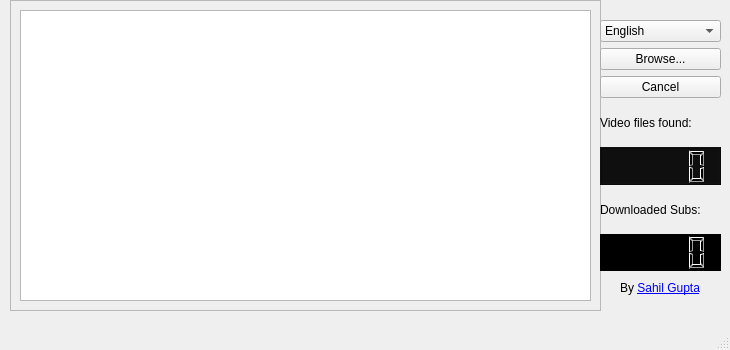
Above: src/gui/mainwindow.ui from moxz/pysubd before the change. Below: the same form after it.
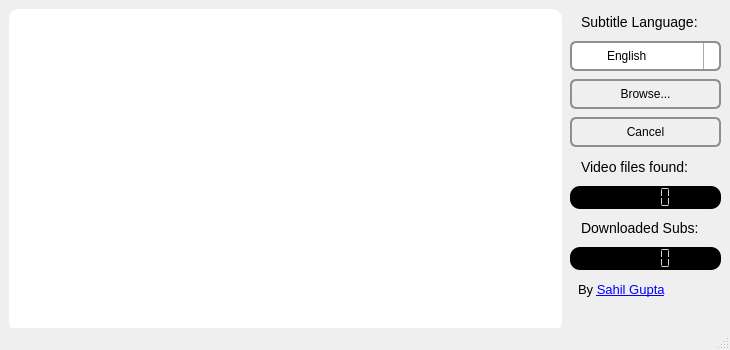
That is the form after the change. Icons and pictures are not drawn.

The edit to the form file:
```diff
--- a/src/gui/mainwindow.ui
+++ b/src/gui/mainwindow.ui
@@ -38,6 +38,77 @@
    <iconset resource="resourcefile.qrc">
     <normaloff>:/images/Pi-symbol.svg</normaloff>:/images/Pi-symbol.svg</iconset>
   </property>
+  <property name="styleSheet">
+   <string notr="true">QFrame,  QToolTip {
+     border-radius: 10px;
+     font: 13px;
+}
+
+QLabel {
+font: 14px;
+padding-left: 8px;
+padding-right: 0px;
+}
+
+QTextEdit, QListView {
+     background-color: white;}
+
+ QPushButton {
+	padding: 6px;
+     border: 2px solid #8f8f91;
+     border-radius: 6px;
+     background-color: qlineargradient(x1: 0, y1: 0, x2: 0, y2: 1,
+                                       stop: 0 #f6f7fa, stop: 1 #dadbde);
+     min-width: 80px;
+ }
+
+ QPushButton:pressed {
+     background-color: qlineargradient(x1: 0, y1: 0, x2: 0, y2: 1,
+                                       stop: 0 #dadbde, stop: 1 #f6f7fa);
+ }
+
+ QPushButton:flat {
+     border: none; /* no border for a flat push button */
+ }
+
+QComboBox {
+     border: 2px solid #8f8f91;
+     border-radius: 6px;
+	 padding: 5px 0px 5px 35px;
+     min-width: 80px;
+     background-color: qlineargradient(x1: 0, y1: 0, x2: 0, y2: 1,
+                                       stop: 0 #f6f7fa, stop: 1 #dadbde);
+ }
+
+
+ /* QComboBox gets the &quot;on&quot; state when the popup is open */
+ QComboBox:!editable:on, QComboBox::drop-down:editable:on {
+     background: qlineargradient(x1: 0, y1: 0, x2: 0, y2: 1,
+                                 stop: 0 #D3D3D3, stop: 0.4 #D8D8D8,
+                                 stop: 0.5 #DDDDDD, stop: 1.0 #E1E1E1);
+ }
+
+ QComboBox::drop-down {
+     subcontrol-origin: padding;
+     subcontrol-position: top right;
+     width: 15px;
+
+     border-left-width: 1px;
+     border-left-color: darkgray;
+     border-left-style: solid; /* just a single line */
+     border-top-right-radius: 6px; /* same radius as the QComboBox */
+     border-bottom-right-radius: 6px;
+ }
+
+ QComboBox QAbstractItemView {
+     border: 2px solid darkgray;
+     selection-background-color: lightgray;
+ }
+
+QLCDNumber{
+    color: lightgray;
+}</string>
+  </property>
   <widget class="QWidget" name="centralwidget">
    <property name="acceptDrops">
     <bool>true</bool>
@@ -45,15 +116,18 @@
    <widget class="QScrollArea" name="scrollArea">
     <property name="geometry">
      <rect>
-      <x>10</x>
+      <x>0</x>
       <y>0</y>
-      <width>591</width>
-      <height>311</height>
+      <width>571</width>
+      <height>341</height>
      </rect>
     </property>
     <property name="acceptDrops">
      <bool>true</bool>
     </property>
+    <property name="styleSheet">
+     <string notr="true"/>
+    </property>
     <property name="frameShadow">
      <enum>QFrame::Plain</enum>
     </property>
@@ -68,8 +142,8 @@
       <rect>
        <x>0</x>
        <y>0</y>
-       <width>587</width>
-       <height>307</height>
+       <width>571</width>
+       <height>341</height>
       </rect>
      </property>
      <layout class="QVBoxLayout" name="verticalLayout_2">
@@ -83,13 +157,12 @@
         </property>
         <property name="maximumSize">
          <size>
-          <width>720</width>
+          <width>730</width>
           <height>16777215</height>
          </size>
         </property>
         <property name="styleSheet">
-         <string notr="true">font: 10pt &quot;Serif&quot;;
-gridline-color: qconicalgradient(cx:0.5, cy:0.5, angle:0, stop:0 rgba(255, 255, 255, 255), stop:0.373979 rgba(255, 255, 255, 255), stop:0.373991 rgba(33, 30, 255, 255), stop:0.624018 rgba(33, 30, 255, 255), stop:0.624043 rgba(255, 0, 0, 255), stop:1 rgba(255, 0, 0, 255));</string>
+         <string notr="true"/>
         </property>
         <property name="lineWidth">
          <number>0</number>
@@ -102,13 +175,23 @@
    <widget class="QWidget" name="layoutWidget">
     <property name="geometry">
      <rect>
-      <x>600</x>
-      <y>20</y>
-      <width>121</width>
-      <height>251</height>
+      <x>570</x>
+      <y>10</y>
+      <width>151</width>
+      <height>291</height>
      </rect>
     </property>
     <layout class="QVBoxLayout" name="verticalLayout">
+     <property name="spacing">
+      <number>8</number>
+     </property>
+     <item>
+      <widget class="QLabel" name="label_2">
+       <property name="text">
+        <string>Subtitle Language:</string>
+       </property>
+      </widget>
+     </item>
      <item>
       <widget class="QComboBox" name="lang_selector">
        <item>
@@ -152,6 +235,9 @@
      </item>
      <item>
       <widget class="QPushButton" name="cancelButton">
+       <property name="styleSheet">
+        <string notr="true"/>
+       </property>
        <property name="text">
         <string>Cancel</string>
        </property>
@@ -166,12 +252,24 @@
      </item>
      <item>
       <widget class="QLCDNumber" name="foundlcdNumber">
+       <property name="minimumSize">
+        <size>
+         <width>131</width>
+         <height>0</height>
+        </size>
+       </property>
        <property name="styleSheet">
-        <string notr="true">background-color: rgb(15, 15, 15);</string>
+        <string notr="true">background-color: rgb(0, 0, 0);</string>
+       </property>
+       <property name="lineWidth">
+        <number>1</number>
        </property>
        <property name="numDigits">
         <number>5</number>
        </property>
+       <property name="segmentStyle">
+        <enum>QLCDNumber::Flat</enum>
+       </property>
       </widget>
      </item>
      <item>
@@ -192,35 +290,41 @@
        <property name="numDigits">
         <number>5</number>
        </property>
+       <property name="segmentStyle">
+        <enum>QLCDNumber::Flat</enum>
+       </property>
       </widget>
      </item>
-    </layout>
-   </widget>
-   <widget class="QLabel" name="authorLabel">
-    <property name="geometry">
-     <rect>
-      <x>620</x>
-      <y>280</y>
-      <width>101</width>
-      <height>16</height>
-     </rect>
-    </property>
-    <property name="minimumSize">
-     <size>
-      <width>0</width>
-      <height>0</height>
-     </size>
-    </property>
-    <property name="text">
-     <string>&lt;!DOCTYPE HTML PUBLIC &quot;-//W3C//DTD HTML 4.0//EN&quot; &quot;http://www.w3.org/TR/REC-html40/strict.dtd&quot;&gt;
+     <item>
+      <widget class="QLabel" name="authorLabel">
+       <property name="minimumSize">
+        <size>
+         <width>0</width>
+         <height>0</height>
+        </size>
+       </property>
+       <property name="lineWidth">
+        <number>0</number>
+       </property>
+       <property name="text">
+        <string>&lt;!DOCTYPE HTML PUBLIC &quot;-//W3C//DTD HTML 4.0//EN&quot; &quot;http://www.w3.org/TR/REC-html40/strict.dtd&quot;&gt;
 &lt;html&gt;&lt;head&gt;&lt;meta name=&quot;qrichtext&quot; content=&quot;1&quot; /&gt;&lt;style type=&quot;text/css&quot;&gt;
 p, li { white-space: pre-wrap; }
-&lt;/style&gt;&lt;/head&gt;&lt;body style=&quot; font-family:'Sans Serif'; font-size:9pt; font-weight:400; font-style:normal;&quot;&gt;
-&lt;p style=&quot; margin-top:0px; margin-bottom:0px; margin-left:0px; margin-right:0px; -qt-block-indent:0; text-indent:0px;&quot;&gt;&lt;span style=&quot; font-family:'MS Shell Dlg 2';&quot;&gt;By &lt;/span&gt;&lt;a href=&quot;https://about.me/sahilgupta/&quot;&gt;&lt;span style=&quot; font-family:'MS Shell Dlg 2'; text-decoration: underline; color:#0000ff;&quot;&gt;Sahil Gupta&lt;/span&gt;&lt;/a&gt;&lt;/p&gt;&lt;/body&gt;&lt;/html&gt;</string>
-    </property>
-    <property name="textFormat">
-     <enum>Qt::RichText</enum>
-    </property>
+&lt;/style&gt;&lt;/head&gt;&lt;body style=&quot; font-family:'Ubuntu'; font-weight:400; font-style:normal;&quot;&gt;
+&lt;p style=&quot; margin-top:0px; margin-bottom:0px; margin-left:0px; margin-right:0px; -qt-block-indent:0; text-indent:0px;&quot;&gt;&lt;span style=&quot; font-family:'MS Shell Dlg 2'; font-size:10pt;&quot;&gt;By &lt;/span&gt;&lt;a href=&quot;https://about.me/sahilgupta/&quot;&gt;&lt;span style=&quot; font-family:'MS Shell Dlg 2'; font-size:10pt; text-decoration: underline; color:#0000ff;&quot;&gt;Sahil Gupta&lt;/span&gt;&lt;/a&gt;&lt;/p&gt;&lt;/body&gt;&lt;/html&gt;</string>
+       </property>
+       <property name="textFormat">
+        <enum>Qt::RichText</enum>
+       </property>
+       <property name="indent">
+        <number>0</number>
+       </property>
+       <property name="textInteractionFlags">
+        <set>Qt::LinksAccessibleByMouse|Qt::TextSelectableByKeyboard</set>
+       </property>
+      </widget>
+     </item>
+    </layout>
    </widget>
   </widget>
   <widget class="QMenuBar" name="menubar">
```
Left out of the diff: 5 changed lines with no effect on the pictures.
